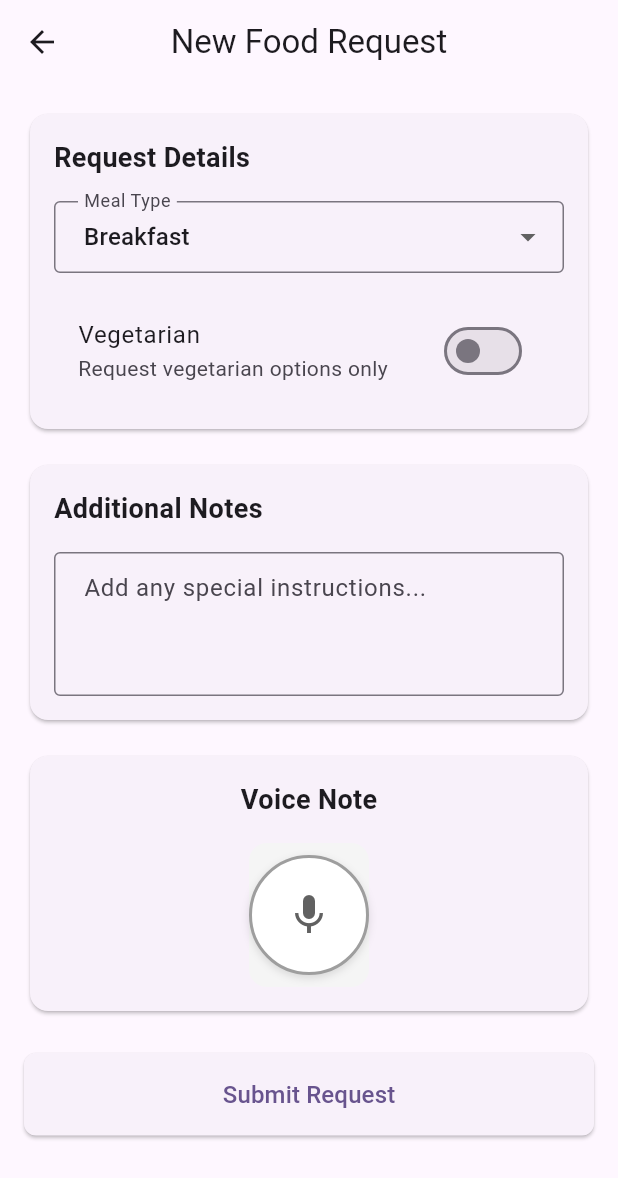
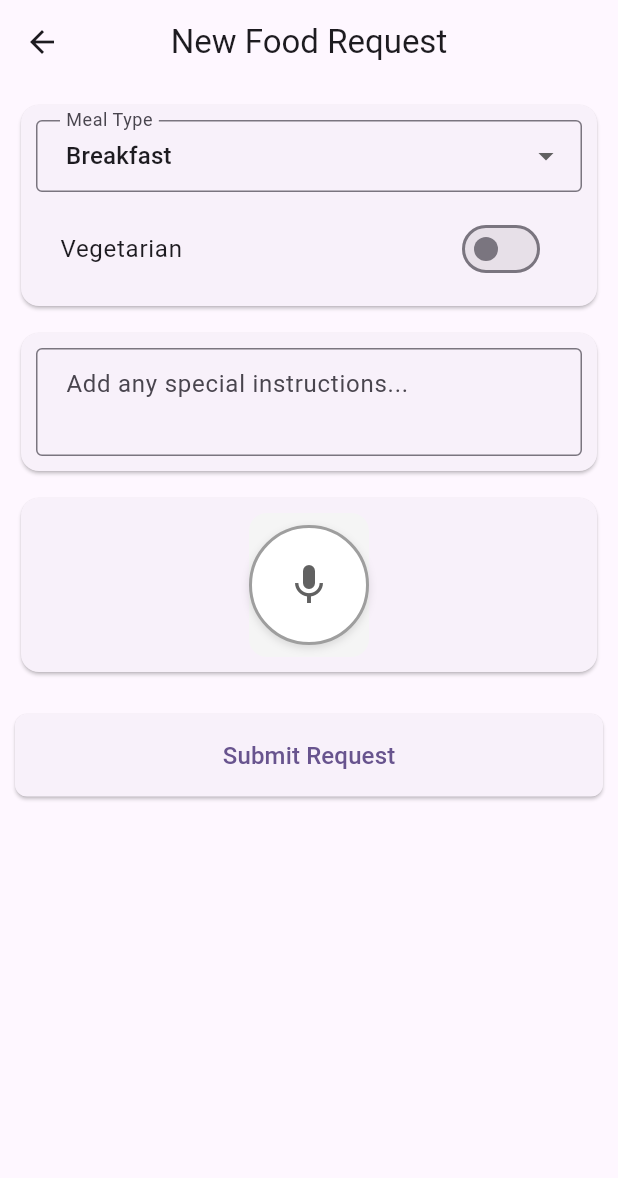
Before and after one commit to Harshavardhan1617/homebites, a Flutter app: the RequestsForm screen opened directly, on a phone screen of 412 x 824 dp. Shown: the top 1178 px of the screen. Run offline on Flutter 3.47's test engine with Material 3 defaults, Android fonts, the phone set to English and light mode, and no system bars; our stand-ins replace flutter_secure_storage, just_audio, pocketbase; missing offline and left inert: record; accounts and stored records are empty; network calls fail.

Commit message:
ui: shrink the request form height

```diff
--- a/lib/presentation/screens/Forms/requests_form.dart
+++ b/lib/presentation/screens/Forms/requests_form.dart
@@ -74,7 +74,7 @@ class _RequestsFormState extends State<RequestsForm> {
       body: SafeArea(
         child: SingleChildScrollView(
           child: Padding(
-            padding: const EdgeInsets.all(16.0),
+            padding: const EdgeInsets.all(10.0),
             child: Form(
               key: _formKey,
               child: Column(
@@ -82,18 +82,11 @@ class _RequestsFormState extends State<RequestsForm> {
                 children: <Widget>[
                   Card(
                     child: Padding(
-                      padding: const EdgeInsets.all(16.0),
+                      padding: const EdgeInsets.all(10.0),
                       child: Column(
                         crossAxisAlignment: CrossAxisAlignment.start,
                         children: [
-                          const Text(
-                            'Request Details',
-                            style: TextStyle(
-                              fontSize: 18,
-                              fontWeight: FontWeight.bold,
-                            ),
-                          ),
-                          const SizedBox(height: 16),
+                          // const SizedBox(height: 16),
                           DropdownButtonFormField<String>(
                             value: _mealType,
                             decoration: const InputDecoration(
@@ -116,11 +109,9 @@ class _RequestsFormState extends State<RequestsForm> {
                               });
                             },
                           ),
-                          const SizedBox(height: 16),
+                          const SizedBox(height: 10),
                           SwitchListTile(
                             title: const Text('Vegetarian'),
-                            subtitle:
-                                const Text('Request vegetarian options only'),
                             value: _isVegetarian,
                             onChanged: (value) {
                               setState(() {
@@ -132,21 +123,14 @@ class _RequestsFormState extends State<RequestsForm> {
                       ),
                     ),
                   ),
-                  const SizedBox(height: 16),
+                  const SizedBox(height: 10),
                   Card(
                     child: Padding(
-                      padding: const EdgeInsets.all(16.0),
+                      padding: const EdgeInsets.all(10.0),
                       child: Column(
                         crossAxisAlignment: CrossAxisAlignment.start,
                         children: [
-                          const Text(
-                            'Additional Notes',
-                            style: TextStyle(
-                              fontSize: 18,
-                              fontWeight: FontWeight.bold,
-                            ),
-                          ),
-                          const SizedBox(height: 16),
+                          // const SizedBox(height: 16),
                           TextFormField(
                             decoration: const InputDecoration(
                               hintText: 'Add any special instructions...',
@@ -156,7 +140,7 @@ class _RequestsFormState extends State<RequestsForm> {
                                 vertical: 12,
                               ),
                             ),
-                            maxLines: 3,
+                            maxLines: 2,
                             onChanged: (value) {
                               setState(() {
                                 _note = value;
@@ -167,21 +151,21 @@ class _RequestsFormState extends State<RequestsForm> {
                       ),
                     ),
                   ),
-                  const SizedBox(height: 16),
+                  const SizedBox(height: 10),
                   Card(
                     child: Padding(
-                      padding: const EdgeInsets.all(16.0),
+                      padding: const EdgeInsets.all(10.0),
                       child: Column(
                         crossAxisAlignment: CrossAxisAlignment.center,
                         children: [
-                          const Text(
-                            'Voice Note',
-                            style: TextStyle(
-                              fontSize: 18,
-                              fontWeight: FontWeight.bold,
-                            ),
-                          ),
-                          const SizedBox(height: 16),
+                          // const Text(
+                          //   'Voice Note',
+                          //   style: TextStyle(
+                          //     fontSize: 18,
+                          //     fontWeight: FontWeight.bold,
+                          //   ),
+                          // ),
+                          // const SizedBox(height: 16),
                           RecordComp(onFileChanged: _handleAudioFileChanged),
                           if (_hasRecording)
                             Padding(
```
